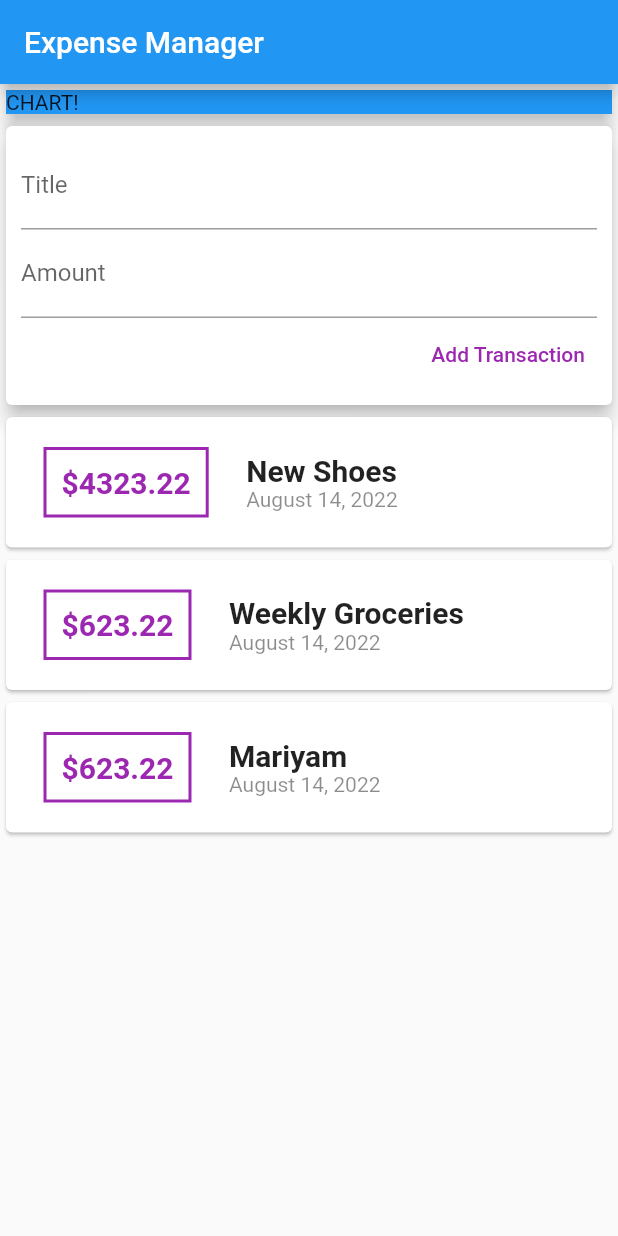
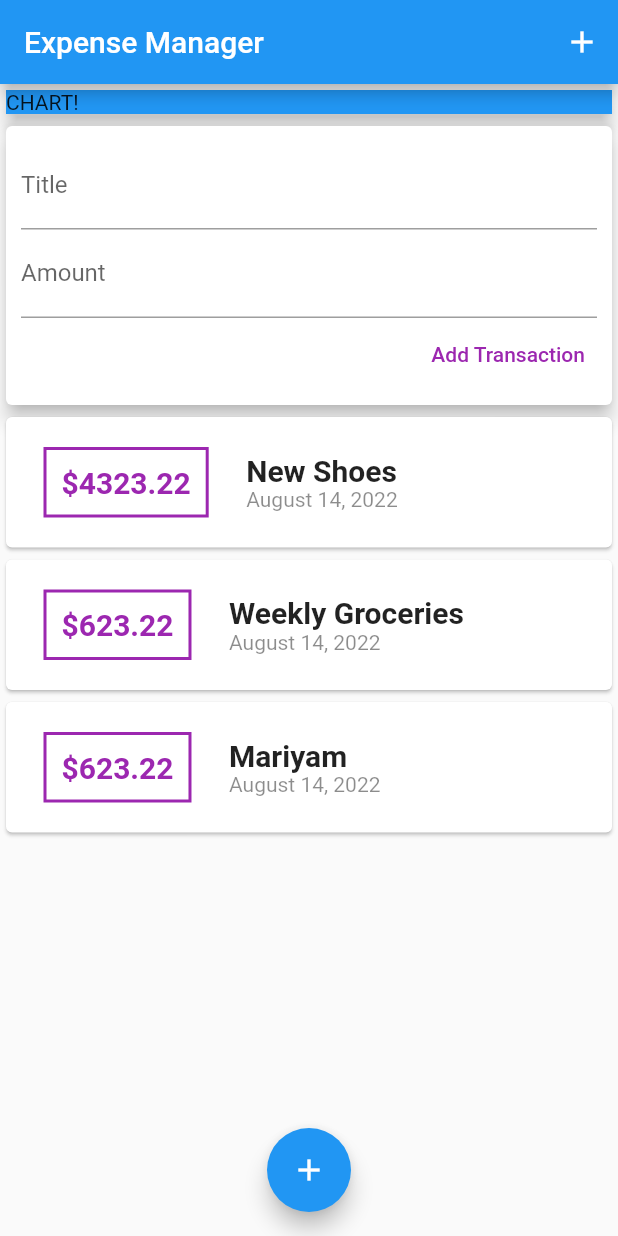
Before and after one commit to cjmaaz/ExpenseApp_Flutter, a Flutter app: the screen it shows after launch, after a tap on "Add Transaction", on a phone screen of 412 x 824 dp. Run offline on Flutter 3.47's test engine with Material 2 defaults, Android fonts, the phone set to English and light mode, and no system bars.

Commit message:
Floating Icons and Scaffold Actions

```diff
--- a/lib/main.dart
+++ b/lib/main.dart
@@ -13,6 +13,7 @@ class MyApp extends StatelessWidget {
   Widget build(BuildContext context) {
     return MaterialApp(
       title: 'Expense Manager',
+      debugShowCheckedModeBanner: false,
       home: MyHomePage(),
     );
   }
@@ -27,6 +28,7 @@ class MyHomePage extends StatelessWidget {
     return Scaffold(
       appBar: AppBar(
         title: Text('Expense Manager'),
+        actions: <Widget>[IconButton(onPressed: () {}, icon: Icon(Icons.add))],
       ),
       body: SingleChildScrollView(
         child: Column(
@@ -44,6 +46,12 @@ class MyHomePage extends StatelessWidget {
             UserTransaction(),
           ],
         ),
-        ));
+      ),
+      floatingActionButton: FloatingActionButton(
+        onPressed: () {},
+        child: Icon(Icons.add),
+      ),
+      floatingActionButtonLocation: FloatingActionButtonLocation.centerFloat,
+    );
   }
 }
--- a/lib/widgets/new_transaction.dart
+++ b/lib/widgets/new_transaction.dart
@@ -6,6 +6,17 @@ class NewTransaction extends StatelessWidget {
   final void Function(String, double) addNew;
 
   NewTransaction(this.addNew);
+
+  void submitData() {
+    final enteredTitle = titleController.text;
+    final enteredAmount = double.parse(amountController.text);
+
+    if (enteredTitle.isEmpty || enteredAmount <= 0) {
+      return;
+    }
+
+    addNew(enteredTitle, enteredAmount);
+  }
 
   @override
   Widget build(BuildContext context) {
@@ -22,6 +33,7 @@ class NewTransaction extends StatelessWidget {
               //   titleInput = value;
               // },
               controller: titleController,
+              onSubmitted: (_) => submitData,
             ),
             TextField(
               decoration: InputDecoration(labelText: 'Amount'),
@@ -29,6 +41,8 @@ class NewTransaction extends StatelessWidget {
               //   amountInput = val;
               // },
               controller: amountController,
+              keyboardType: TextInputType.numberWithOptions(decimal: true),
+              onSubmitted: (_) => submitData,
             ),
             TextButton(
               onPressed: () {
@@ -36,7 +50,7 @@ class NewTransaction extends StatelessWidget {
                 // print(amountInput);
                 print(titleController.text);
                 print(amountController.text);
-                addNew(titleController.text, double.parse(amountController.text));
+                submitData();
               },
               style: TextButton.styleFrom(
                 primary: Colors.purple,
--- a/lib/widgets/transaction_list.dart
+++ b/lib/widgets/transaction_list.dart
@@ -25,7 +25,7 @@ class TransactionList extends StatelessWidget {
                     padding: EdgeInsets.all(10),
                     margin: EdgeInsets.symmetric(vertical: 20, horizontal: 25),
                     child: Text(
-                      '\$${transactions[idx].amount.toString()}',
+                      '\$${transactions[idx].amount.toStringAsFixed(2)}',
                       style: const TextStyle(
                         fontWeight: FontWeight.bold,
                         fontSize: 20,
```
Lines whose indentation alone changed are shown as unchanged.
